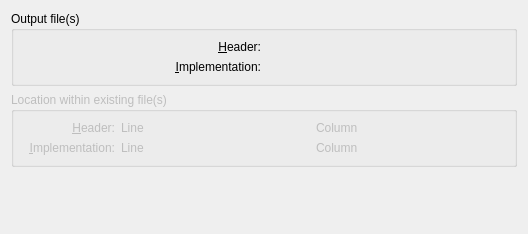
Qt form language/codegen/ui/outputlocation.ui (KDE/kdevelop) before a commit.
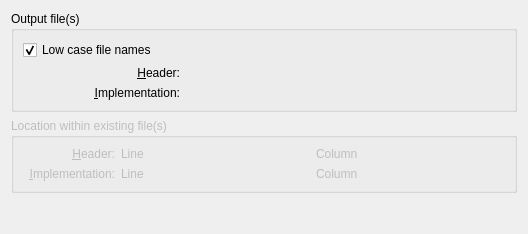
The same form after that commit. Custom widgets are drawn as their Qt base class.

Commit message: Added copy constructor to DocumentChangeSets Applied class creation filename case patch by Emmanuel BOURGERIE

```diff
--- a/language/codegen/ui/outputlocation.ui
+++ b/language/codegen/ui/outputlocation.ui
@@ -21,10 +21,10 @@
      <property name="checkable" >
       <bool>false</bool>
      </property>
-     <layout class="QGridLayout" name="gridLayout" >
-      <item row="0" column="0" >
-       <widget class="QLabel" name="headerLabel1" >
-        <property name="text" >
+     <layout class="QGridLayout" name="gridLayout">
+      <item row="1" column="0">
+       <widget class="QLabel" name="headerLabel1">
+        <property name="text">
          <string>&amp;Header:</string>
         </property>
         <property name="alignment" >
@@ -35,12 +35,12 @@
         </property>
        </widget>
       </item>
-      <item row="0" column="1" >
-       <widget class="KUrlRequester" name="headerUrl" />
+      <item row="1" column="2">
+       <widget class="KUrlRequester" name="headerUrl"/>
       </item>
-      <item row="1" column="0" >
-       <widget class="QLabel" name="label_2" >
-        <property name="text" >
+      <item row="2" column="0">
+       <widget class="QLabel" name="label_2">
+        <property name="text">
          <string>&amp;Implementation:</string>
         </property>
         <property name="alignment" >
@@ -51,8 +51,18 @@
         </property>
        </widget>
       </item>
-      <item row="1" column="1" >
-       <widget class="KUrlRequester" name="implementationUrl" />
+      <item row="2" column="2">
+       <widget class="KUrlRequester" name="implementationUrl"/>
+      </item>
+      <item row="0" column="0" colspan="3">
+       <widget class="QCheckBox" name="lowerFilenameCheckBox">
+        <property name="text">
+         <string>Low case file names</string>
+        </property>
+        <property name="checked">
+         <bool>true</bool>
+        </property>
+       </widget>
       </item>
      </layout>
     </widget>
```
Left out of the diff: 101 changed lines with no effect on the pictures. The commit also changes 4 other files.
